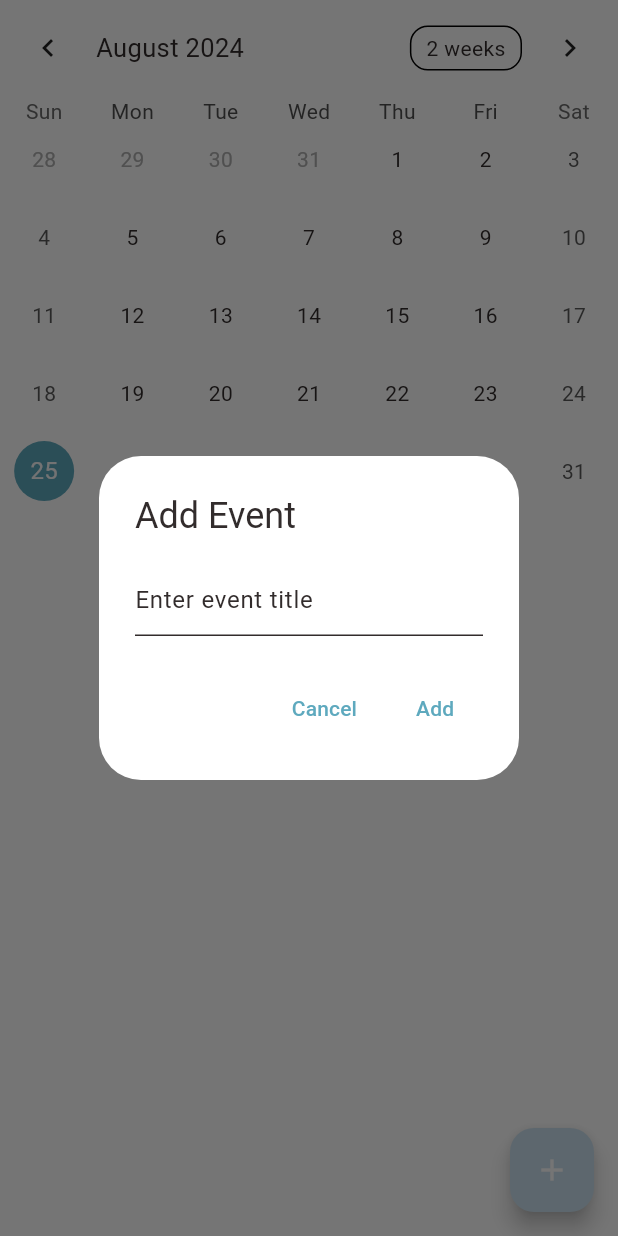
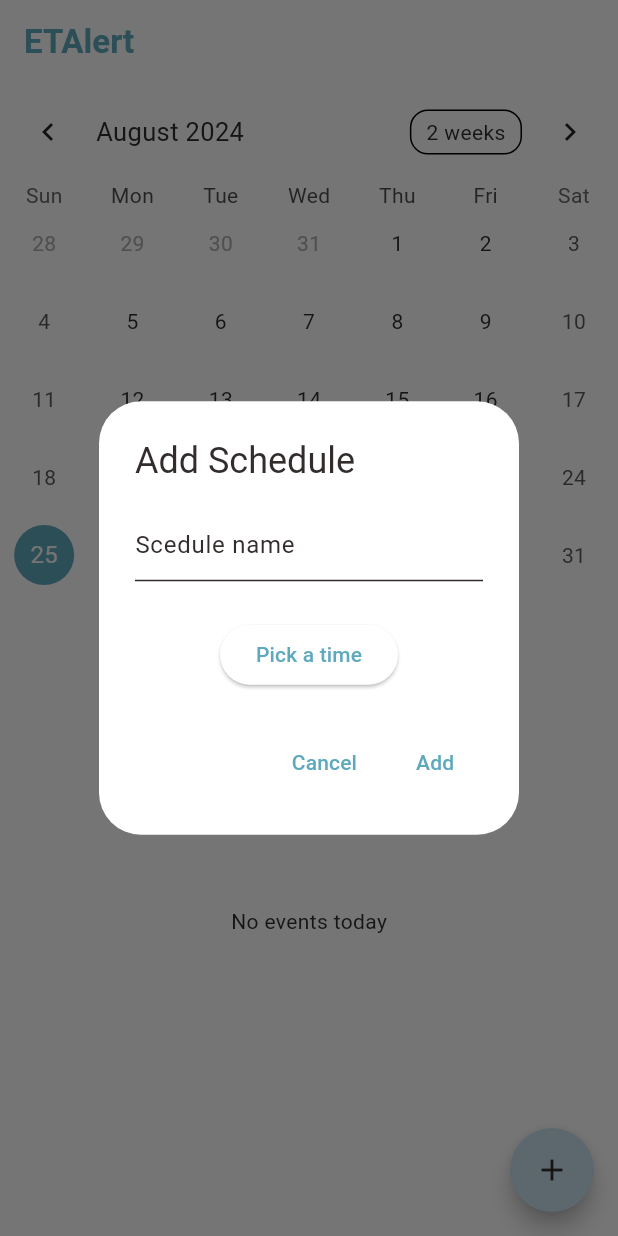
Before and after one commit to Erxical/etalert, a Flutter app: the Calendar screen opened by its route, after a tap on the "add" icon, on a phone screen of 412 x 824 dp. Run offline on Flutter 3.47's test engine with Material 3 defaults, Android fonts, the phone set to English and light mode, and no system bars; drawn by our look-alikes of dynamic_color, table_calendar; our stand-ins replace dio, flutter_dotenv, flutter_riverpod, go_router, google_sign_in, timeline_tile; accounts and stored records are empty.

Commit message:
Add calendar as the homepage

```diff
--- a/lib/providers/router_provider.dart
+++ b/lib/providers/router_provider.dart
@@ -13,10 +13,7 @@ import 'package:go_router/go_router.dart';
 
 final routerProvider = Provider<GoRouter>((ref) {
   return GoRouter(initialLocation: '/login', routes: [
-    GoRoute(
-      path: '/',
-      builder: (context, state) => const Calendar(),
-    ),
+    GoRoute(path: '/', builder: (context, state) => Calendar()),
     GoRoute(
       path: '/login',
       builder: (context, state) => const Login(),
--- a/lib/screens/calendar.dart
+++ b/lib/screens/calendar.dart
@@ -1,6 +1,7 @@
 import 'package:flutter/material.dart';
-import 'package:frontend/components/schedule_card.dart';
+import 'package:frontend/models/user/user_info.dart';
 import 'package:table_calendar/table_calendar.dart';
+import 'package:timeline_tile/timeline_tile.dart';
 
 class Calendar extends StatefulWidget {
   const Calendar({super.key});
@@ -13,15 +14,62 @@ class _CalendarState extends State<Calendar> {
   CalendarFormat _calendarFormat = CalendarFormat.month;
   DateTime _selectedDay = DateTime.now();
   DateTime _focusedDay = DateTime.now();
-  final Map<DateTime, List<String>> _events = {};
+  UserData? data;
+  bool isLoading = false;
+  final Map<DateTime, List<Map<String, dynamic>>> _events = {};
+
+  @override
+  void initState() {
+    // _getData();
+    super.initState();
+  }
+
+  // Future<void> _getData() async {
+  //   isLoading = true;
+  //   data = await getUserInfo(widget.googleId);
+  //   if (mounted) {
+  //     setState(() {
+  //       data;
+  //       isLoading = false;
+  //     });
+  //   }
+  // }
+
   @override
   Widget build(BuildContext context) {
-    return Scaffold(
-        body: SafeArea(
-          child: Column(
+    return isLoading
+        ? Scaffold(
+            body: Center(
+                child: Text(
+              'Loading...',
+              style: TextStyle(
+                  color: Theme.of(context).colorScheme.primary, fontSize: 20),
+            )),
+          )
+        : Scaffold(
+            appBar: AppBar(
+              title: Row(
+                mainAxisAlignment: MainAxisAlignment.start,
+                children: [
+                  Text(
+                    'ETAlert',
+                    style: TextStyle(
+                        color: Theme.of(context).colorScheme.primary,
+                        fontWeight: FontWeight.w600),
+                  ),
+                  // RoundedImage(url: data!.image)
+                ],
+              ),
+            ),
+            body: Column(
               children: [
                 TableCalendar(
+                  firstDay: DateTime.utc(2020, 1, 1),
+                  lastDay: DateTime.utc(2030, 12, 31),
+                  focusedDay: _focusedDay,
+                  calendarFormat: _calendarFormat,
                   calendarStyle: CalendarStyle(
+                      markersMaxCount: 1,
                       selectedDecoration: BoxDecoration(
                           color: Theme.of(context).colorScheme.primary,
                           shape: BoxShape.circle),
@@ -29,12 +77,7 @@ class _CalendarState extends State<Calendar> {
                           color: Theme.of(context).colorScheme.primaryContainer,
                           shape: BoxShape.circle),
                       todayTextStyle: TextStyle(
-                        color: Theme.of(context).colorScheme.onSurface),
-                    markersMaxCount: 1),
-                firstDay: DateTime.utc(2020, 1, 1),
-                lastDay: DateTime.utc(2030, 12, 31),
-                focusedDay: _focusedDay,
-                calendarFormat: _calendarFormat,
+                          color: Theme.of(context).colorScheme.onSurface)),
                   selectedDayPredicate: (day) {
                     return isSameDay(_selectedDay, day);
                   },
@@ -45,7 +88,10 @@ class _CalendarState extends State<Calendar> {
                     });
                   },
                   eventLoader: (day) {
-                  return _events[day] ?? [];
+                    return _events[day]
+                            ?.map((event) => event['title'])
+                            .toList() ??
+                        [];
                   },
                   onFormatChanged: (format) {
                     setState(() {
@@ -55,31 +101,119 @@ class _CalendarState extends State<Calendar> {
                 ),
                 const SizedBox(height: 8.0),
                 Expanded(
-                child: ListView.builder(
-                  itemCount: _events[_selectedDay]?.length ?? 0,
+                  child: _buildTimeline(),
+                ),
+              ],
+            ),
+            floatingActionButton: FloatingActionButton(
+              shape: const CircleBorder(),
+              onPressed: () => _addEventDialog(context),
+              child: Icon(
+                Icons.add,
+                color: Theme.of(context).colorScheme.onSurface,
+              ),
+            ),
+          );
+  }
+
+  Widget _buildTimeline() {
+    List<Map<String, dynamic>> events = _events[_selectedDay] ?? [];
+
+    // Sort events by time
+    events.sort((a, b) {
+      TimeOfDay timeA = a['time'];
+      TimeOfDay timeB = b['time'];
+      return timeA.hour.compareTo(timeB.hour) == 0
+          ? timeA.minute.compareTo(timeB.minute)
+          : timeA.hour.compareTo(timeB.hour);
+    });
+
+    if (events.isEmpty) {
+      return const Center(child: Text('No events today'));
+    }
+
+    return ListView.builder(
+      itemCount: events.length,
       itemBuilder: (context, index) {
-                    return ScheduleCard(name: _events[_selectedDay]![index]);
+        final event = events[index];
+        final time = event['time'] as TimeOfDay;
+        final title = event['title'] as String;
+
+        return TimelineTile(
+          alignment: TimelineAlign.manual,
+          lineXY: 0.2,
+          beforeLineStyle: LineStyle(
+              color: Theme.of(context).colorScheme.primary, thickness: 2),
+          afterLineStyle: LineStyle(
+              color: Theme.of(context).colorScheme.primary, thickness: 2),
+          indicatorStyle: IndicatorStyle(
+            width: 20,
+            color: Theme.of(context).colorScheme.primary,
+            padding: const EdgeInsets.all(6),
+          ),
+          startChild: Padding(
+            padding: const EdgeInsets.all(8.0),
+            child: Text(
+              time.format(context),
+              style: const TextStyle(fontWeight: FontWeight.bold),
+            ),
+          ),
+          endChild: Padding(
+            padding: const EdgeInsets.all(8.0),
+            child: Container(
+                padding:
+                    const EdgeInsets.symmetric(vertical: 15, horizontal: 20),
+                decoration: BoxDecoration(
+                    border: Border.all(
+                        color: Theme.of(context).colorScheme.primary),
+                    borderRadius: BorderRadius.circular(16)),
+                child: Text(
+                  title,
+                  style: TextStyle(
+                      color: Theme.of(context).colorScheme.onSurface,
+                      fontWeight: FontWeight.w500),
+                )),
+          ),
+        );
       },
+    );
+  }
+
+  void _addEventDialog(BuildContext context) {
+    TextEditingController titleController = TextEditingController();
+    TimeOfDay? selectedTime;
+
+    showDialog(
+      context: context,
+      builder: (context) => AlertDialog(
+        title: const Text("Add Schedule"),
+        content: Column(
+          mainAxisSize: MainAxisSize.min,
+          children: [
+            TextField(
+              controller: titleController,
+              decoration: const InputDecoration(hintText: "Scedule name"),
+            ),
+            const SizedBox(height: 25),
+            ElevatedButton(
+              onPressed: () async {
+                TimeOfDay? pickedTime = await showTimePicker(
+                  context: context,
+                  initialTime: TimeOfDay.now(),
+                );
+                if (pickedTime != null) {
+                  setState(() {
+                    selectedTime = pickedTime;
+                  });
+                }
+              },
+              child: Text(
+                selectedTime == null
+                    ? "Pick a time"
+                    : "Time: ${selectedTime!.format(context)}",
               ),
             ),
           ],
-          ),
-        ),
-        floatingActionButton: FloatingActionButton(
-          child: const Icon(Icons.add),
-          onPressed: () => _addEventDialog(context),
-        ));
-  }
-
-  void _addEventDialog(BuildContext context) {
-    TextEditingController eventController = TextEditingController();
-    showDialog(
-      context: context,
-      builder: (context) => AlertDialog(
-        title: const Text("Add Event"),
-        content: TextField(
-          controller: eventController,
-          decoration: const InputDecoration(hintText: "Enter event title"),
         ),
         actions: [
           TextButton(
@@ -90,12 +224,17 @@ class _CalendarState extends State<Calendar> {
           ),
           TextButton(
             onPressed: () {
-              if (eventController.text.isEmpty) return;
+              if (titleController.text.isEmpty || selectedTime == null) return;
+
               setState(() {
+                final event = {
+                  'title': titleController.text,
+                  'time': selectedTime,
+                };
                 if (_events[_selectedDay] != null) {
-                  _events[_selectedDay]!.add(eventController.text);
+                  _events[_selectedDay]!.add(event);
                 } else {
-                  _events[_selectedDay] = [eventController.text];
+                  _events[_selectedDay] = [event];
                 }
               });
               Navigator.pop(context);
--- a/pubspec.yaml
+++ b/pubspec.yaml
@@ -46,6 +46,8 @@ dependencies:
   flutter_event_calendar: ^1.0.0
   table_calendar: ^3.0.5
   intl: ^0.18.0
+  timeline_tile: ^2.0.0
+  geolocator: ^12.0.0
 
 dev_dependencies:
   flutter_test:
```
Also changed, not shown: lib/services/data/user/google_sign_in.dart (+8 -0 lines), lib/services/maps/get_distance_matrix.dart (added, +25 -0 lines), pubspec.lock, 3 other files. Lines whose indentation alone changed are shown as unchanged.
